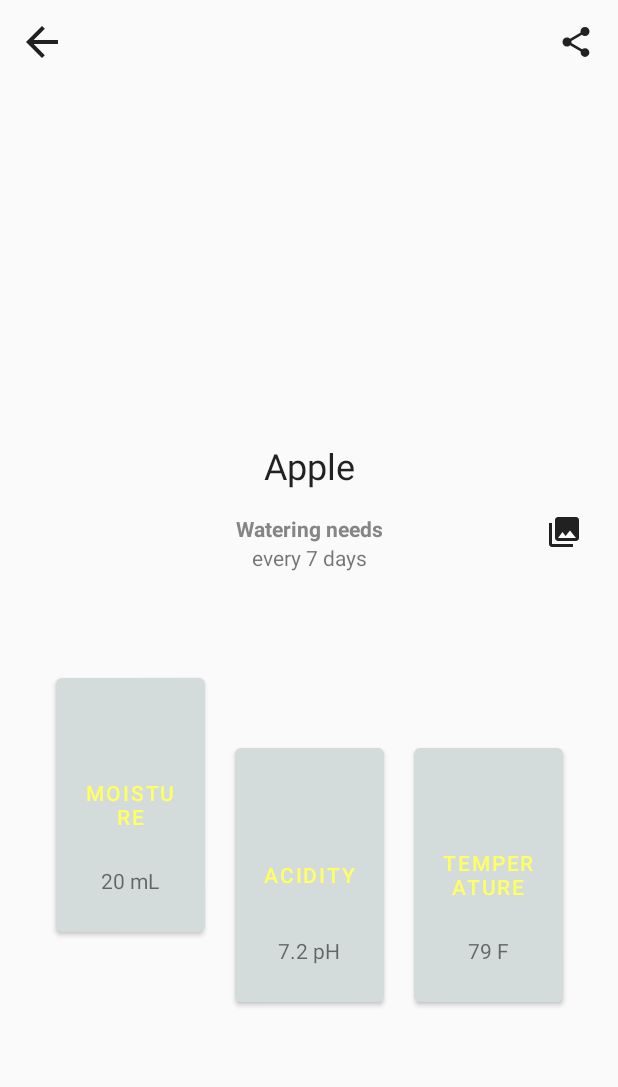
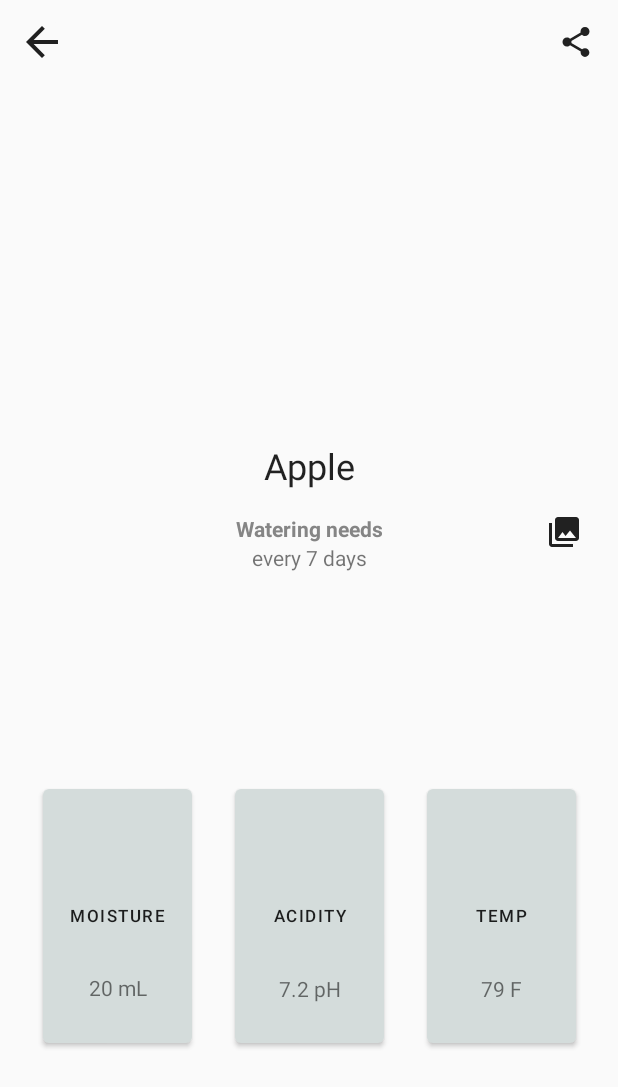
Before and after one commit to CarsonEllsworth33/Team7Plant, an Android app: the layout fragment_custom_plant.xml on its own in the app's theme, with its tools: preview values and no code run, on a phone screen of 412 x 824 dp. Shown: the top 1087 px of the screen. Run offline under Robolectric (Android 15) with nearby library versions, the phone set to English and light mode, and no system bars.

Commit message:
changed colors of themes, and used line chart instead of bar chart

```diff
--- a/sunflower/app/src/main/res/layout/fragment_custom_plant.xml
+++ b/sunflower/app/src/main/res/layout/fragment_custom_plant.xml
@@ -196,90 +196,91 @@
             android:id="@+id/constraintLayout"
             android:layout_width="match_parent"
             android:layout_height="match_parent"
-            app:layout_anchor="@+id/constraintLayout"
+            app:layout_anchor="@+id/plant_detail_scrollview"
             app:layout_anchorGravity="center">
 
             <Button
                 android:id="@+id/aButton"
                 android:layout_width="99dp"
                 android:layout_height="181dp"
-                android:layout_marginStart="10dp"
-                android:layout_marginTop="446dp"
-                android:layout_marginEnd="10dp"
-                android:layout_marginBottom="104dp"
+                android:layout_marginTop="8dp"
                 android:text="Acidity"
+                android:textColor="@color/sunflower_black"
+                android:textSize="11dp"
                 app:layout_constraintBottom_toBottomOf="parent"
-                app:layout_constraintEnd_toStartOf="@+id/tButton"
-                app:layout_constraintStart_toEndOf="@+id/mButton"
-                app:layout_constraintTop_toTopOf="parent" />
+                app:layout_constraintEnd_toEndOf="parent"
+                app:layout_constraintStart_toStartOf="parent"
+                app:layout_constraintTop_toTopOf="parent"
+                app:layout_constraintVertical_bias="0.807" />
 
             <Button
                 android:id="@+id/tButton"
                 android:layout_width="99dp"
                 android:layout_height="181dp"
-                android:layout_marginStart="10dp"
-                android:layout_marginTop="446dp"
-                android:layout_marginEnd="53dp"
-                android:layout_marginBottom="104dp"
-                android:text="Temperature"
+                android:layout_marginTop="8dp"
+                android:text="Temp"
+                android:textColor="@color/sunflower_black"
+                android:textSize="11dp"
                 app:layout_constraintBottom_toBottomOf="parent"
                 app:layout_constraintEnd_toEndOf="parent"
                 app:layout_constraintStart_toEndOf="@+id/aButton"
-                app:layout_constraintTop_toTopOf="parent" />
+                app:layout_constraintTop_toTopOf="parent"
+                app:layout_constraintVertical_bias="0.807" />
 
             <Button
                 android:id="@+id/mButton"
                 android:layout_width="99dp"
                 android:layout_height="181dp"
-                android:layout_marginStart="53dp"
-                android:layout_marginTop="446dp"
-                android:layout_marginEnd="10dp"
-                android:layout_marginBottom="104dp"
+                android:layout_marginTop="8dp"
                 android:text="Moisture"
-                android:textSize="14sp"
+                android:textColor="@color/sunflower_black"
+                android:textSize="11sp"
                 app:layout_constraintBottom_toBottomOf="parent"
                 app:layout_constraintEnd_toStartOf="@+id/aButton"
                 app:layout_constraintStart_toStartOf="parent"
                 app:layout_constraintTop_toTopOf="parent"
-                app:layout_constraintVertical_bias="0.0" />
+                app:layout_constraintVertical_bias="0.807" />
 
             <TextView
                 android:id="@+id/moisture_text"
                 android:layout_width="wrap_content"
                 android:layout_height="wrap_content"
-                android:layout_marginTop="100dp"
+                android:layout_marginStart="8dp"
+                android:layout_marginTop="8dp"
+                android:layout_marginEnd="8dp"
+                android:layout_marginBottom="8dp"
                 android:text="@string/moisture_level"
+                android:translationZ="90dp"
                 app:layout_constraintBottom_toBottomOf="@+id/mButton"
                 app:layout_constraintEnd_toEndOf="@+id/mButton"
                 app:layout_constraintStart_toStartOf="@+id/mButton"
                 app:layout_constraintTop_toTopOf="@+id/mButton"
-                android:translationZ="90dp"/>
+                app:layout_constraintVertical_bias="0.828" />
 
             <TextView
                 android:id="@+id/temperature_text"
                 android:layout_width="wrap_content"
                 android:layout_height="wrap_content"
-                android:layout_marginTop="100dp"
                 android:text="@string/temperature_level"
+                android:translationZ="90dp"
                 android:visibility="visible"
                 app:layout_constraintBottom_toBottomOf="@+id/tButton"
                 app:layout_constraintEnd_toEndOf="@+id/tButton"
                 app:layout_constraintStart_toStartOf="@+id/tButton"
                 app:layout_constraintTop_toTopOf="@+id/tButton"
-                app:layout_constraintVertical_bias="0.50"
-                android:translationZ="90dp"/>
+                app:layout_constraintVertical_bias="0.8" />
 
             <TextView
                 android:id="@+id/aciditity_text"
                 android:layout_width="wrap_content"
                 android:layout_height="wrap_content"
-                android:layout_marginTop="100dp"
                 android:text="@string/acidity_level"
+                android:translationZ="90dp"
                 app:layout_constraintBottom_toBottomOf="@+id/aButton"
                 app:layout_constraintEnd_toEndOf="@+id/aButton"
                 app:layout_constraintStart_toStartOf="@+id/aButton"
                 app:layout_constraintTop_toTopOf="@+id/aButton"
-                android:translationZ="90dp"/>
+                app:layout_constraintVertical_bias="0.8" />
 
         </androidx.constraintlayout.widget.ConstraintLayout>
 
--- a/sunflower/app/src/main/res/layout/fragment_garden.xml
+++ b/sunflower/app/src/main/res/layout/fragment_garden.xml
@@ -98,7 +98,7 @@
                     android:text="Add Plant"
                     android:textColor="?attr/colorPrimary"
                     android:visibility="visible"
-                    app:backgroundTint="?attr/colorOnPrimary"
+                    app:backgroundTint="@color/sunflower_green_700"
                     app:shapeAppearance="@style/ShapeAppearance.Sunflower.Button.Add" />
             </LinearLayout>
         </LinearLayout>
--- a/sunflower/app/src/main/res/layout/fragment_new_plant.xml
+++ b/sunflower/app/src/main/res/layout/fragment_new_plant.xml
@@ -105,6 +105,7 @@
                 android:layout_height="match_parent"
                 android:gravity="center"
                 android:layout_weight="1">
+
                 <com.google.android.material.button.MaterialButton
                     android:id="@+id/create_plant"
                     android:layout_width="wrap_content"
@@ -112,7 +113,7 @@
                     android:text="Create New Plant Entry"
                     android:textColor="?attr/colorPrimary"
                     android:visibility="visible"
-                    app:backgroundTint="?attr/colorOnPrimary"
+                    app:backgroundTint="@color/sunflower_green_700"
                     app:shapeAppearance="@style/ShapeAppearance.Sunflower.Button.Add" />
             </LinearLayout>
 
--- a/sunflower/app/src/main/res/layout/fragment_plant_list.xml
+++ b/sunflower/app/src/main/res/layout/fragment_plant_list.xml
@@ -73,7 +73,7 @@
                     android:text="Add Plant not Listed"
                     android:textColor="?attr/colorPrimary"
                     android:visibility="visible"
-                    app:backgroundTint="?attr/colorOnPrimary"
+                    app:backgroundTint="@color/sunflower_green_700"
                     app:shapeAppearance="@style/ShapeAppearance.Sunflower.Button.Add" />
             </LinearLayout>
         </LinearLayout>
--- a/sunflower/app/src/main/res/layout/fragment_plant_temperature_graph.xml
+++ b/sunflower/app/src/main/res/layout/fragment_plant_temperature_graph.xml
@@ -21,8 +21,8 @@
     android:layout_width="match_parent"
     android:layout_height="match_parent">
 
-    <com.github.mikephil.charting.charts.BarChart
-        android:id="@+id/bargraph"
+    <com.github.mikephil.charting.charts.LineChart
+        android:id="@+id/lineChart"
         android:layout_width="match_parent"
         android:layout_height="400dp"
         app:layout_constraintBottom_toBottomOf="parent"
@@ -36,7 +36,7 @@
         android:layout_height="wrap_content"
         android:text="Plant Name"
         android:textSize="24sp"
-        app:layout_constraintBottom_toTopOf="@+id/graphDataTypeText"
+        app:layout_constraintBottom_toTopOf="@+id/lineChart"
         app:layout_constraintEnd_toEndOf="parent"
         app:layout_constraintStart_toStartOf="parent"
         app:layout_constraintTop_toTopOf="parent" />
--- a/sunflower/app/src/main/res/values/styles.xml
+++ b/sunflower/app/src/main/res/values/styles.xml
@@ -19,12 +19,12 @@
     <!-- To see how these attributes are used, please visit https://material.io/develop/android/theming/color/ -->
     <style name="Base.Theme.Sunflower" parent="Theme.MaterialComponents.DayNight.NoActionBar">
         <item name="colorPrimary">#D4DCDB</item>
-        <item name="colorOnPrimary">@color/sunflower_yellow_500</item>
+        <item name="colorOnPrimary">#4CAF50</item>
         <item name="colorPrimaryDark">#858585</item>
         <item name="colorOnSurface">@color/sunflower_black</item>
         <item name="colorAccent">#858585</item>
         <item name="colorSurface">@color/sunflower_gray_50</item>
-        <item name="colorSecondary">@color/sunflower_yellow_500</item>
+        <item name="colorSecondary">@color/sunflower_green_300</item>
         <item name="android:colorBackground">#D4DCDB</item>
     </style>
 
```
Also changed, not shown: sunflower/app/src/main/java/com/google/samples/apps/sunflower/PlantAcidityGraphFragment.kt (+61 -64 lines), sunflower/app/src/main/java/com/google/samples/apps/sunflower/PlantMoistureGraphFragment.kt (+61 -62 lines), sunflower/app/src/main/java/com/google/samples/apps/sunflower/PlantTemperatureGraphFragment.kt (+109 -54 lines).
